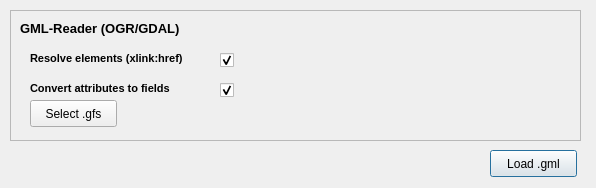
The window that gml_loader_dialog_base.ui (JuergenWeichand/qgis-gml-loader) describes before a commit, drawn with Qt 5.
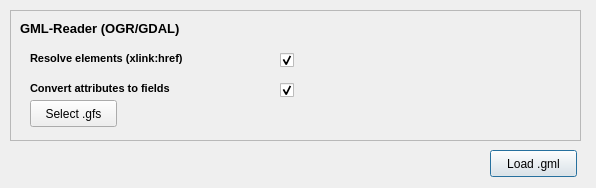
The same window after the commit.

Patch:
```diff
--- a/gml_loader_dialog_base.ui
+++ b/gml_loader_dialog_base.ui
@@ -44,7 +44,7 @@
    <widget class="QCheckBox" name="chkAttributesToFields">
     <property name="geometry">
      <rect>
-      <x>210</x>
+      <x>270</x>
       <y>70</y>
       <width>21</width>
       <height>20</height>
@@ -68,7 +68,7 @@
      <rect>
       <x>20</x>
       <y>70</y>
-      <width>181</width>
+      <width>251</width>
       <height>16</height>
      </rect>
     </property>
@@ -88,7 +88,7 @@
      <rect>
       <x>20</x>
       <y>40</y>
-      <width>181</width>
+      <width>241</width>
       <height>16</height>
      </rect>
     </property>
@@ -106,7 +106,7 @@
    <widget class="QCheckBox" name="chkResolveXlinkHref">
     <property name="geometry">
      <rect>
-      <x>210</x>
+      <x>270</x>
       <y>40</y>
       <width>21</width>
       <height>20</height>
```
